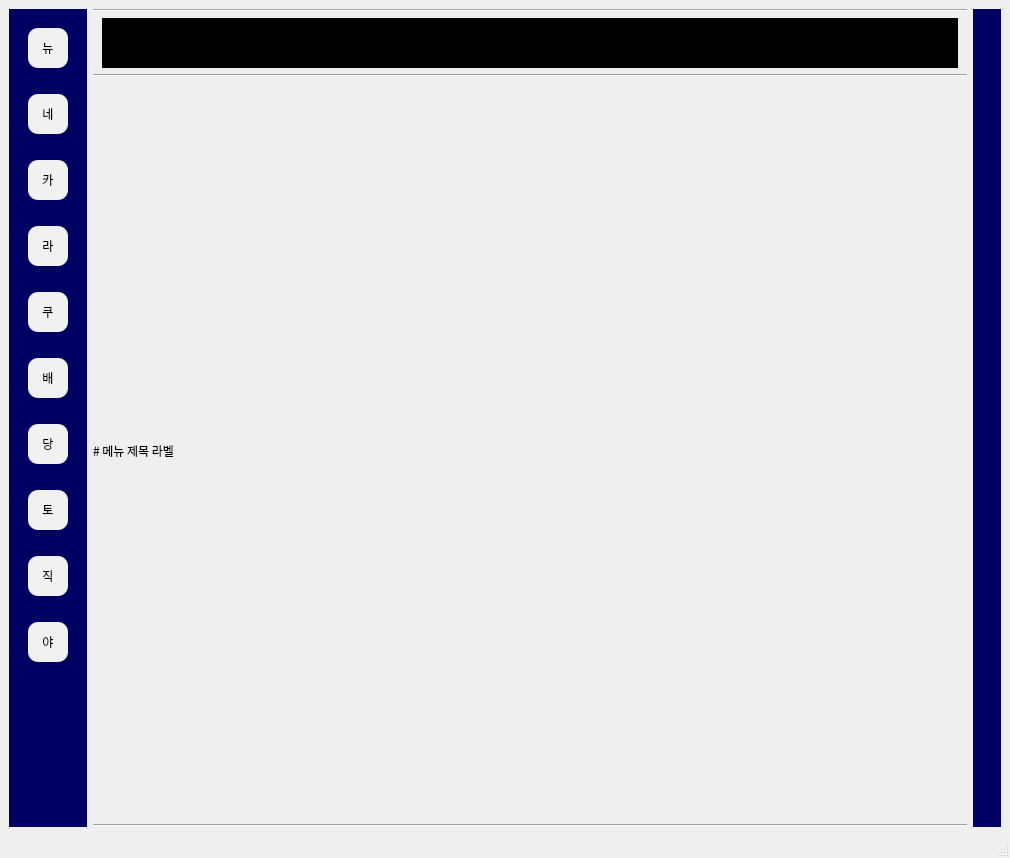
dlalstj0213/Study.Python, file my_pyqt5/ui_design.ui: the form before one commit.
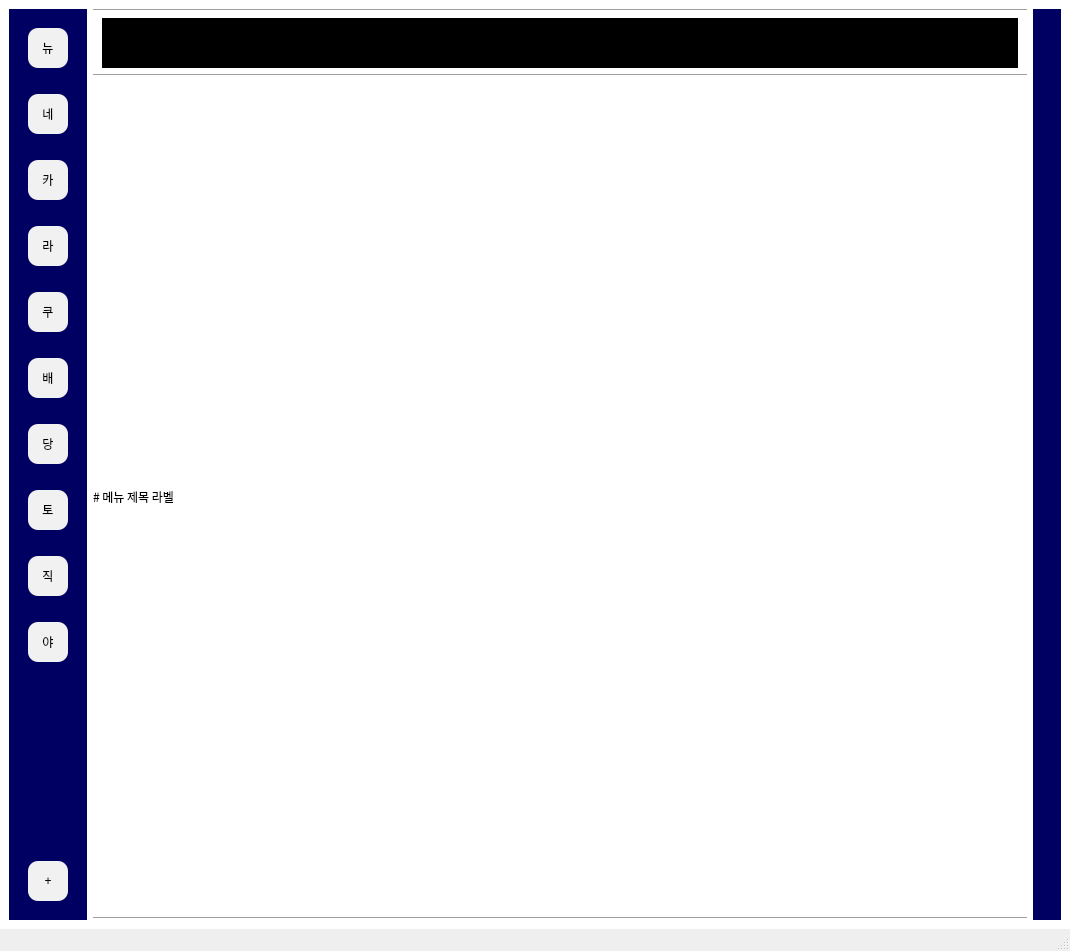
The form after the commit.

Commit message: finish MainWindow (pyqt5)

What changed in the file:
```diff
--- a/my_pyqt5/ui_design.ui
+++ b/my_pyqt5/ui_design.ui
@@ -6,22 +6,22 @@
    <rect>
     <x>0</x>
     <y>0</y>
-    <width>1010</width>
-    <height>858</height>
+    <width>1070</width>
+    <height>951</height>
    </rect>
   </property>
   <property name="windowTitle">
    <string>MainWindow</string>
   </property>
-  <widget class="QWidget" name="centralwidget">
+  <widget class="QWidget" name="main">
    <property name="styleSheet">
-    <string notr="true">QWidget QGridLayout{
-	background-color: rgb(0, 0, 120);
+    <string notr="true">QWidget#main{
+	background-color: rgb(255, 255, 255);
 }</string>
    </property>
    <layout class="QGridLayout" name="gridLayout">
     <item row="1" column="0">
-     <layout class="QGridLayout" name="gridLayout_2">
+     <layout class="QGridLayout" name="main_layout">
       <item row="0" column="1">
        <layout class="QVBoxLayout" name="section_layout">
         <item>
@@ -32,7 +32,7 @@
          </widget>
         </item>
         <item>
-         <widget class="QTextEdit" name="textEdit">
+         <widget class="QTextEdit" name="txt_status">
           <property name="sizePolicy">
            <sizepolicy hsizetype="Expanding" vsizetype="Minimum">
             <horstretch>0</horstretch>
@@ -58,6 +58,16 @@
 background-color: rgb(0, 0, 0);
 color: rgb(255, 255, 255);</string>
           </property>
+          <property name="readOnly">
+           <bool>true</bool>
+          </property>
+          <property name="html">
+           <string>&lt;!DOCTYPE HTML PUBLIC &quot;-//W3C//DTD HTML 4.0//EN&quot; &quot;http://www.w3.org/TR/REC-html40/strict.dtd&quot;&gt;
+&lt;html&gt;&lt;head&gt;&lt;meta name=&quot;qrichtext&quot; content=&quot;1&quot; /&gt;&lt;style type=&quot;text/css&quot;&gt;
+p, li { white-space: pre-wrap; }
+&lt;/style&gt;&lt;/head&gt;&lt;body style=&quot; font-family:'Gulim'; font-size:9pt; font-weight:400; font-style:normal;&quot;&gt;
+&lt;p style=&quot;-qt-paragraph-type:empty; margin-top:0px; margin-bottom:0px; margin-left:0px; margin-right:0px; -qt-block-indent:0; text-indent:0px;&quot;&gt;&lt;br /&gt;&lt;/p&gt;&lt;/body&gt;&lt;/html&gt;</string>
+          </property>
          </widget>
         </item>
         <item>
@@ -68,7 +78,7 @@
          </widget>
         </item>
         <item>
-         <widget class="QLabel" name="section_name">
+         <widget class="QLabel" name="section_title">
           <property name="font">
            <font>
             <family>맑은 고딕 Semilight</family>
@@ -114,7 +124,9 @@
 
 QPushButton{
 	width:30px;
+	max-width:30px;
 	height:30px;
+	max-height:30px;
 	margin:10px;
 	padding:5px;
 	border-radius: 10px; 
@@ -137,6 +149,9 @@
         <layout class="QVBoxLayout" name="side_layout">
          <item>
           <widget class="QPushButton" name="btn_news">
+           <property name="styleSheet">
+            <string notr="true"/>
+           </property>
            <property name="text">
             <string>뉴</string>
            </property>
@@ -218,6 +233,13 @@
            </property>
           </spacer>
          </item>
+         <item>
+          <widget class="QPushButton" name="btn_saved">
+           <property name="text">
+            <string>+</string>
+           </property>
+          </widget>
+         </item>
         </layout>
        </widget>
       </item>
@@ -255,7 +277,7 @@
     <rect>
      <x>0</x>
      <y>0</y>
-     <width>1010</width>
+     <width>1070</width>
      <height>21</height>
     </rect>
    </property>
```
The commit also changes 17 other files.
